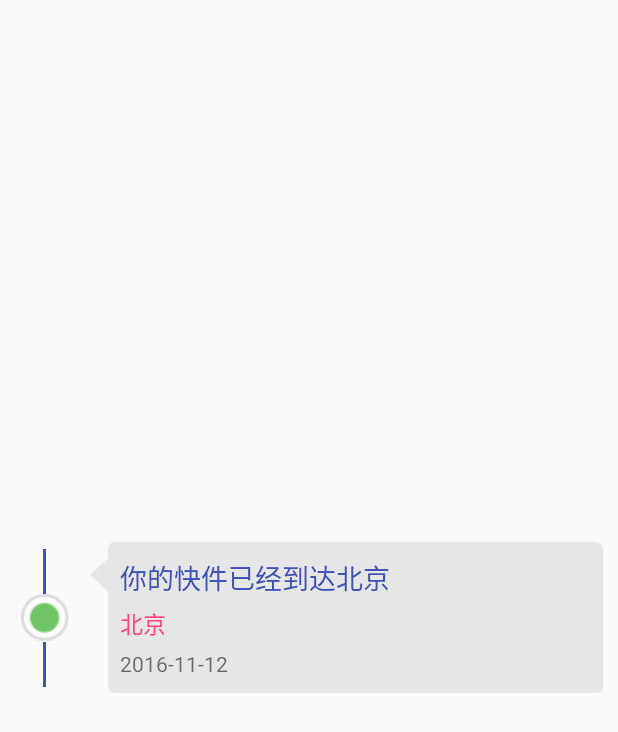
After one commit to yichengyang/SmartBulter, an Android app: the layout layout_courier_item.xml on its own in the app's theme, with its tools: preview values and no code run, on a phone screen of 412 x 824 dp. The commit adds this screen. Shown: the top 732 px of the screen. Run offline under Robolectric (Android 15) with nearby library versions, the phone set to English and light mode, and no system bars; Roboto replaces fonts that are not available here.

Commit message:
快递查询，使用聚合数据接口

```diff
--- a/app/src/main/AndroidManifest.xml
+++ b/app/src/main/AndroidManifest.xml
@@ -56,6 +56,9 @@
         <!--忘记密码-->
         <activity android:name=".ui.ForgetPasswordActivity"
             android:label="忘记密码"/>
+        <!--快递查询-->
+        <activity android:name=".ui.CourierActivity"
+            android:label="快递查询"/>
     </application>
 
 </manifest>
--- a/app/src/main/java/com/example/fiver/smart_butler/utils/StaticClass.java
+++ b/app/src/main/java/com/example/fiver/smart_butler/utils/StaticClass.java
@@ -17,4 +17,8 @@ public class StaticClass {
     public static final String BUGLY_APP_ID = "79121fd519";
     //Bomb key
     public static final String BOMB_APP_ID="9f4566de560ce6091b329f8cf6e92b13";
+    //快递key
+    public static final String COURIER_KEY = "a678b454cee66d890509844e7c950617";
+
+    //http://v.juhe.cn/exp/index?key=a678b454cee66d890509844e7c950617&com=ems&no=1186465887499
 }
--- a/app/src/main/res/layout/fragment_user.xml
+++ b/app/src/main/res/layout/fragment_user.xml
@@ -131,6 +131,7 @@
             android:visibility="gone" />
 
         <TextView
+            android:id="@+id/tv_courier"
             android:layout_width="match_parent"
             android:layout_height="wrap_content"
             android:layout_margin="15dp"
--- /dev/null
+++ b/app/src/main/res/layout/layout_courier_item.xml
@@ -0,0 +1,67 @@
+<?xml version="1.0" encoding="utf-8"?>
+<LinearLayout xmlns:android="http://schemas.android.com/apk/res/android"
+    android:layout_width="match_parent"
+    android:layout_height="match_parent"
+    android:orientation="horizontal"
+    android:gravity="center_vertical">
+
+    <LinearLayout
+        android:layout_width="60dp"
+        android:layout_height="wrap_content"
+        android:gravity="center_horizontal"
+        android:orientation="vertical">
+
+        <View
+            android:layout_width="2dp"
+            android:layout_height="30dp"
+            android:background="@color/colorPrimary" />
+
+        <ImageView
+            android:layout_width="wrap_content"
+            android:layout_height="wrap_content"
+            android:src="@drawable/timeline_green" />
+
+        <View
+            android:layout_width="2dp"
+            android:layout_height="30dp"
+            android:background="@color/colorPrimary" />
+
+    </LinearLayout>
+
+    <LinearLayout
+        android:layout_marginRight="10dp"
+        android:padding="10dp"
+        android:background="@drawable/timeline_content"
+        android:layout_width="0dp"
+        android:layout_height="wrap_content"
+        android:layout_weight="1"
+        android:orientation="vertical">
+
+        <TextView
+            android:id="@+id/tv_remark"
+            android:textSize="18sp"
+            android:textColor="@color/colorPrimary"
+            android:paddingLeft="10dp"
+            android:layout_width="wrap_content"
+            android:layout_height="wrap_content"
+            android:text="你的快件已经到达北京" />
+
+        <TextView
+            android:id="@+id/tv_zone"
+            android:layout_marginTop="5dp"
+            android:layout_marginBottom="5dp"
+            android:textSize="15sp"
+            android:textColor="@color/colorAccent"
+            android:paddingLeft="10dp"
+            android:layout_width="wrap_content"
+            android:layout_height="wrap_content"
+            android:text="北京" />
+
+        <TextView
+            android:id="@+id/tv_datetime"
+            android:paddingLeft="10dp"
+            android:layout_width="wrap_content"
+            android:layout_height="wrap_content"
+            android:text="2016-11-12" />
+    </LinearLayout>
+</LinearLayout>
```
Also changed, not shown: app/build.gradle (+7 -1 lines), app/src/main/java/com/example/fiver/smart_butler/adapter/CourierAdapter.java (added, +84 -0 lines), app/src/main/java/com/example/fiver/smart_butler/entity/CourierData.java (added, +48 -0 lines), app/src/main/java/com/example/fiver/smart_butler/fragment/UserFragment.java (+10 -0 lines), app/src/main/java/com/example/fiver/smart_butler/ui/CourierActivity.java (added, +122 -0 lines), app/src/main/res/layout/activity_courier.xml (added, +37 -0 lines), app/src/main/res/drawable/timeline_content.9.png (added), app/src/main/res/drawable/timeline_green.png (added).
